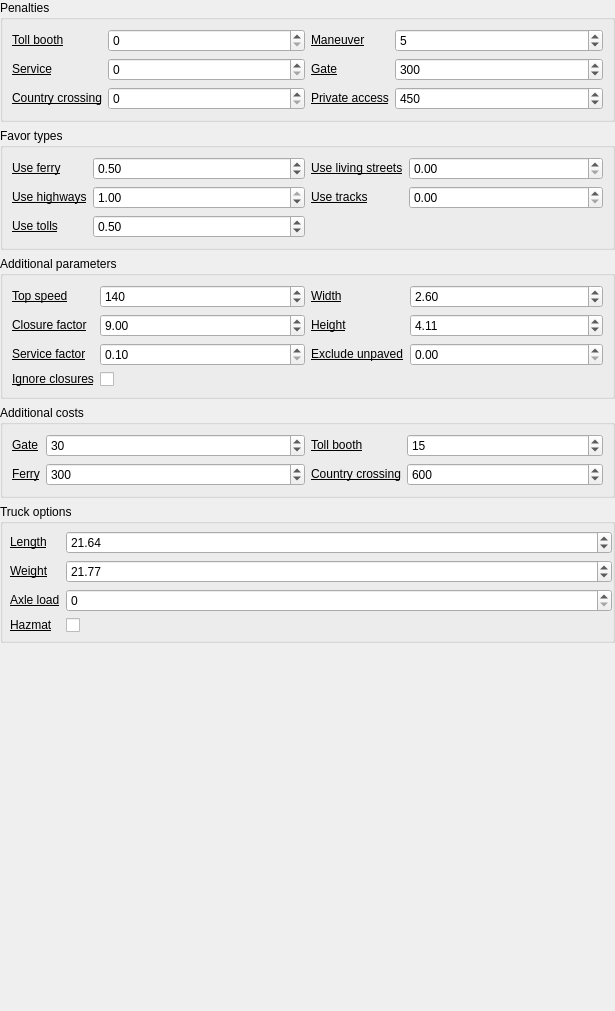
The window that valhalla/resources/ui/routing_settings_valhalla_truck_widget.ui (Yibbzz/network-analyst-qgis-plugin) describes before a commit, drawn with Qt 5.
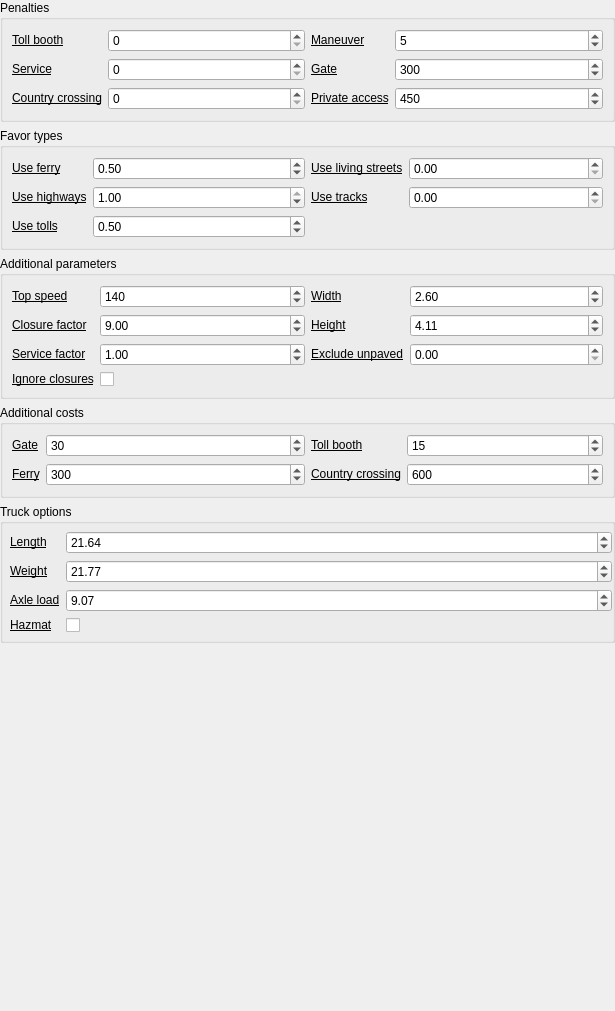
The same window after the commit. Custom widgets are drawn as their Qt base class.

Commit message:
Costing defaults: service_factor 1.0, truck axle_load 9.07
A number box without a value starts at its minimum, and the costing panels send
every box's value to Valhalla. So car, truck, motorbike and bus (it reuses the
car panel) requests had service_factor 0.1 instead of Valhalla's 1.0: service
roads (parking aisles, access roads) cost a tenth, which changed routes, matrices
and isochrones (up to 54 s on Andorra trips). The truck's axle_load was a whole
number box at 0, which turns axle limits off; it's Valhalla's 9.07 t now.

```diff
--- a/valhalla/resources/ui/routing_settings_valhalla_truck_widget.ui
+++ b/valhalla/resources/ui/routing_settings_valhalla_truck_widget.ui
@@ -425,6 +425,9 @@
         </item>
         <item row="2" column="1">
          <widget class="QgsDoubleSpinBox" name="service_factor">
+          <property name="value">
+           <double>1.000000000000000</double>
+          </property>
           <property name="minimum">
            <double>0.100000000000000</double>
           </property>
@@ -700,9 +703,12 @@
        </widget>
       </item>
       <item row="2" column="1">
-       <widget class="QgsSpinBox" name="axle_load">
+       <widget class="QgsDoubleSpinBox" name="axle_load">
         <property name="maximum">
-         <number>1000</number>
+         <double>1000.000000000000000</double>
+        </property>
+        <property name="value">
+         <double>9.070000000000000</double>
         </property>
        </widget>
       </item>
```
The commit also changes 2 other files.
